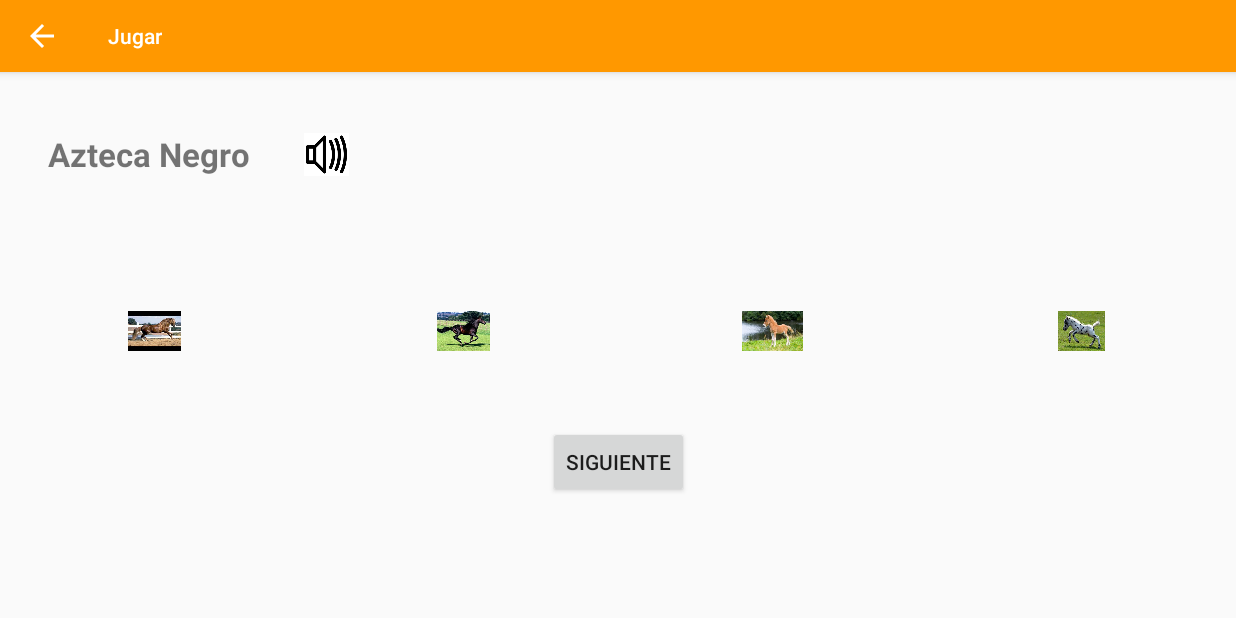
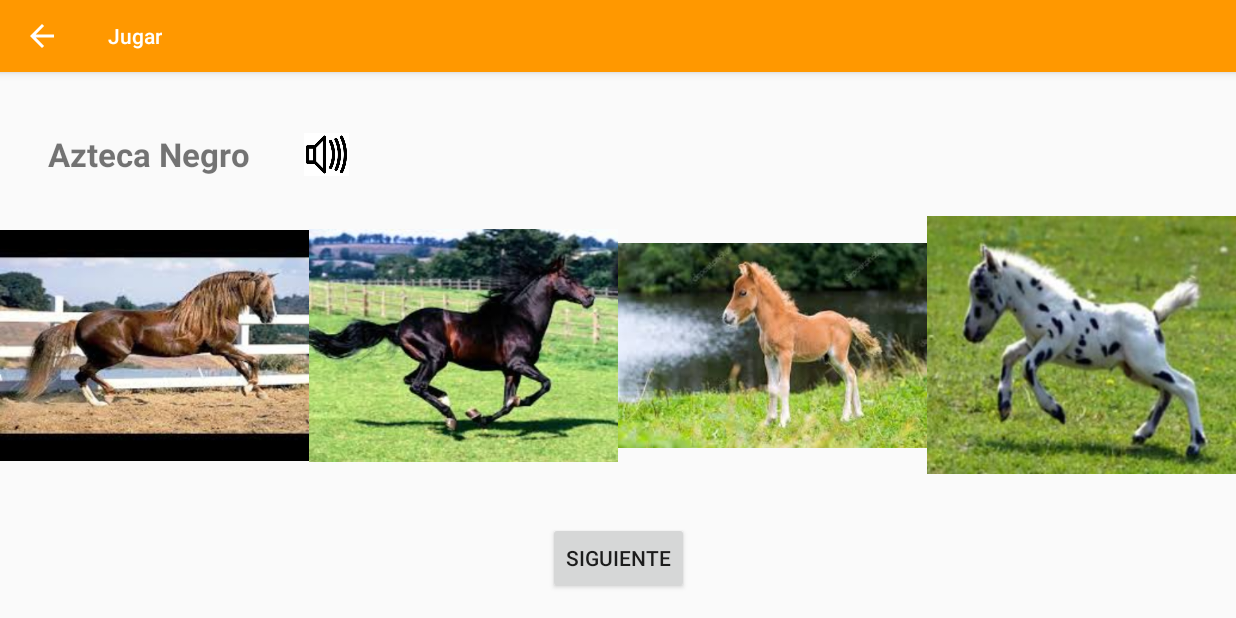
Before and after one commit to onofricamila/TPLaboratorioDeSw, an Android app: the GameActivity screen opened directly, with no data from a screen before it, on a phone screen of 824 x 412 dp (held sideways). Run offline under Robolectric (Android 15) with nearby library versions, the phone set to English and light mode, and no system bars.

Commit message:
no se ve extremadamente lindo pero bueno, btn siguiente un poco mas abajo

```diff
--- a/app/src/main/res/layout/activity_game.xml
+++ b/app/src/main/res/layout/activity_game.xml
@@ -29,7 +29,7 @@
         android:layout_marginLeft="32dp"
         android:layout_marginEnd="32dp"
         android:layout_marginRight="32dp"
-        android:layout_marginBottom="80dp"
+        android:layout_marginBottom="16dp"
         android:text="@string/siguiente_button"
         app:layout_constraintBottom_toBottomOf="parent"
         app:layout_constraintEnd_toEndOf="parent"
@@ -46,16 +46,24 @@
         app:layout_constraintTop_toTopOf="parent"
         app:srcCompat="@drawable/icon_sound" />
 
+    <!-- AHORA EMPIEZA EL DISEÑO PARA LAS IMGS VIEWS DE LOS CABALLOS -->
+
+    <LinearLayout
+        android:layout_width="match_parent"
+        android:layout_height="match_parent"
+        android:layout_marginTop="50dp"
+        android:layout_marginBottom="50dp"
+        android:orientation="vertical"
+        app:layout_constraintBottom_toTopOf="@+id/newGame"
+        app:layout_constraintTop_toBottomOf="@+id/wordTv">
+
         <LinearLayout
             android:layout_width="match_parent"
             android:layout_height="0dp"
             android:layout_weight="3"
-        android:orientation="horizontal"
-        android:layout_marginTop="90dp"
-        android:layout_marginBottom="50dp"
-        app:layout_constraintBottom_toTopOf="@+id/newGame"
-        app:layout_constraintTop_toBottomOf="@+id/wordTv">
+            android:orientation="horizontal">
 
+            <!-- IMG VIEWS 1 -->
             <LinearLayout
                 android:layout_width="0dp"
                 android:layout_height="match_parent"
@@ -85,6 +93,7 @@
                 </android.support.constraint.ConstraintLayout>
             </LinearLayout>
 
+            <!-- IMG VIEWS 2 -->
             <LinearLayout
                 android:layout_width="0dp"
                 android:layout_height="match_parent"
@@ -115,6 +124,7 @@
             </LinearLayout>
 
 
+            <!-- IMG VIEWS 3 -->
             <LinearLayout
                 android:layout_width="0dp"
                 android:layout_height="match_parent"
@@ -144,6 +154,7 @@
                 </android.support.constraint.ConstraintLayout>
             </LinearLayout>
 
+            <!-- IMG VIEWS 4 -->
             <LinearLayout
                 android:layout_width="0dp"
                 android:layout_height="match_parent"
@@ -173,5 +184,6 @@
             </LinearLayout>
 
         </LinearLayout>
+    </LinearLayout>
 
 </android.support.constraint.ConstraintLayout>
```
Lines whose indentation alone changed are shown as unchanged.
